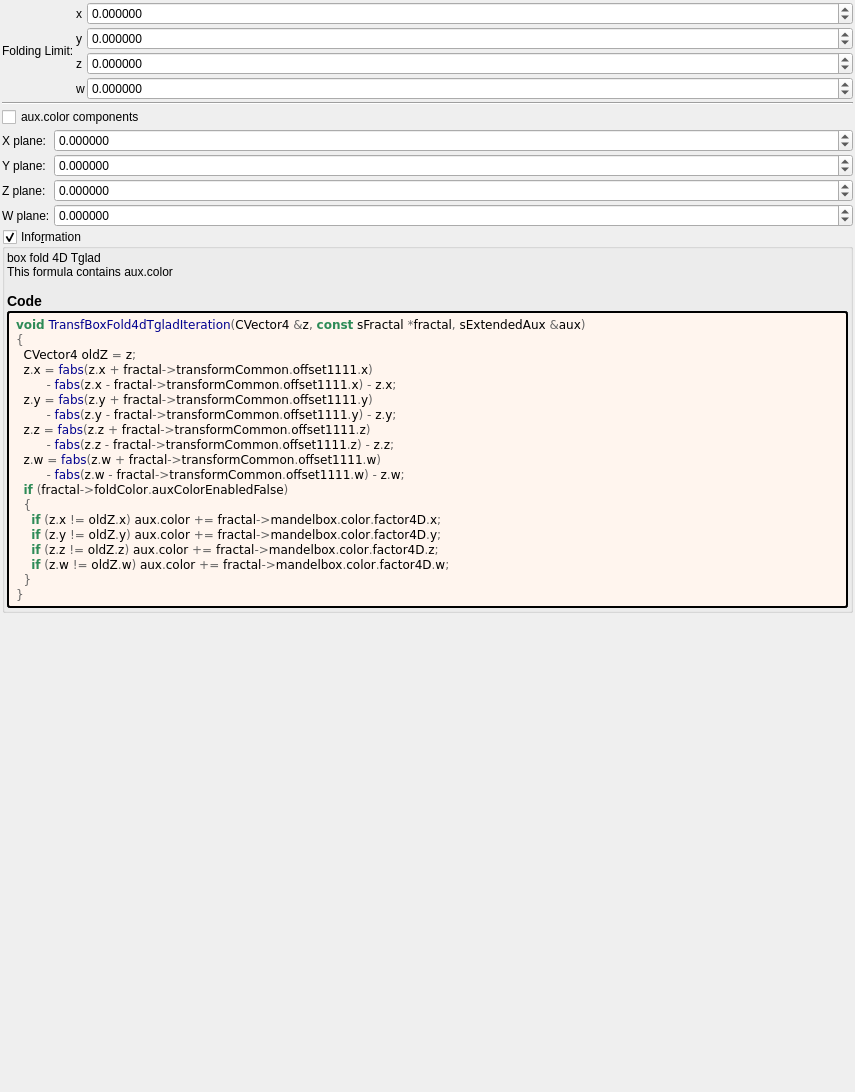
Qt form mandelbulber2/formula/ui/transf_box_fold4d_tglad.ui (buddhi1980/mandelbulber2) before a commit.
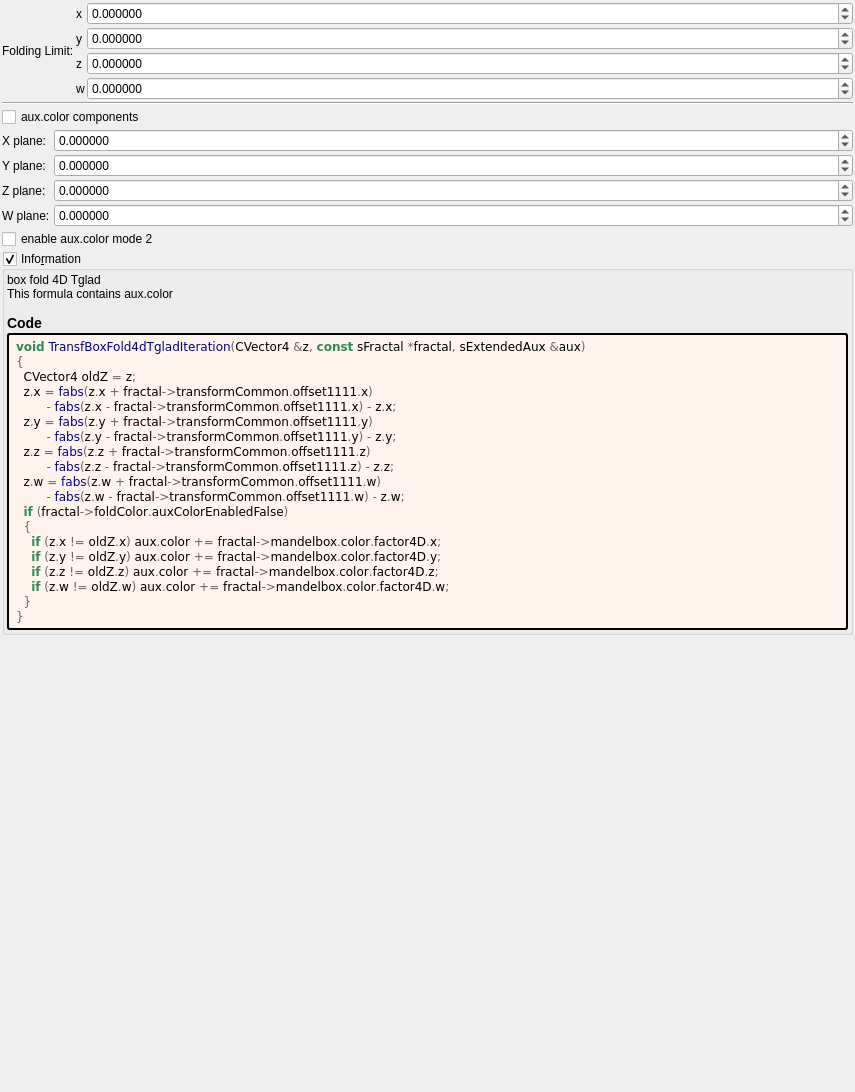
The same form after that commit. Custom widgets are drawn as their Qt base class.

```diff
--- a/mandelbulber2/formula/ui/transf_box_fold4d_tglad.ui
+++ b/mandelbulber2/formula/ui/transf_box_fold4d_tglad.ui
@@ -344,6 +344,13 @@
      </item>
     </layout>
    </item>
+   <item>
+    <widget class="MyCheckBox" name="checkBox_transf_function_enabledCx_false">
+     <property name="text">
+      <string notr="true">enable aux.color mode 2</string>
+     </property>
+    </widget>
+   </item>
    <item>
     <widget class="MyGroupBox" name="groupCheck_info">
      <property name="title">
@@ -448,11 +455,6 @@
   </layout>
  </widget>
  <customwidgets>
-  <customwidget>
-   <class>MyDoubleSpinBox</class>
-   <extends>QDoubleSpinBox</extends>
-   <header>my_double_spin_box.h</header>
-  </customwidget>
   <customwidget>
    <class>MyGroupBox</class>
    <extends>QGroupBox</extends>
@@ -464,6 +466,11 @@
    <extends>QCheckBox</extends>
    <header>my_check_box.h</header>
   </customwidget>
+  <customwidget>
+   <class>MyDoubleSpinBox</class>
+   <extends>QDoubleSpinBox</extends>
+   <header>my_double_spin_box.h</header>
+  </customwidget>
  </customwidgets>
  <tabstops>
   <tabstop>groupCheck_info</tabstop>
```
Left out of the diff: 2 changed lines with no effect on the pictures.
